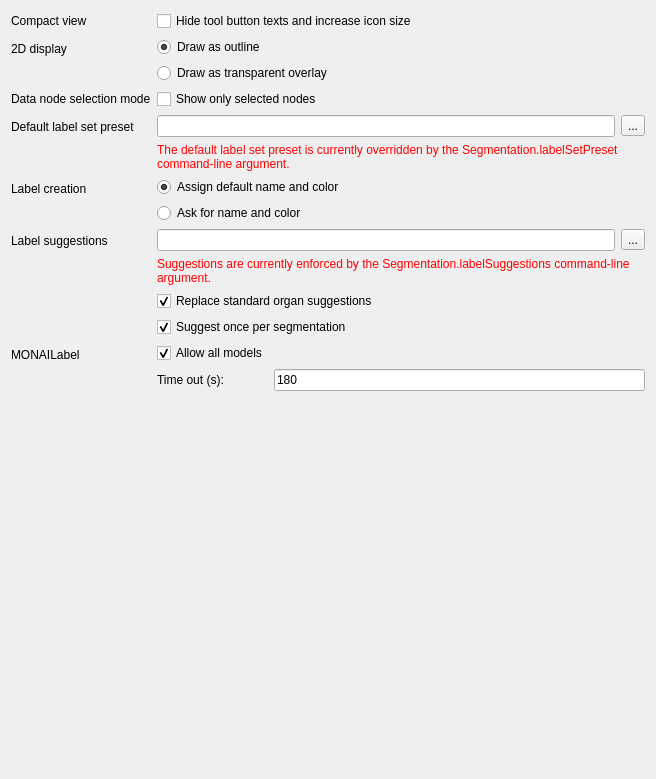
The window that Plugins/org.mitk.gui.qt.segmentation/src/QmitkSegmentationPreferencePageControls.ui (MITK/MITK) describes before a commit, drawn with Qt 5.
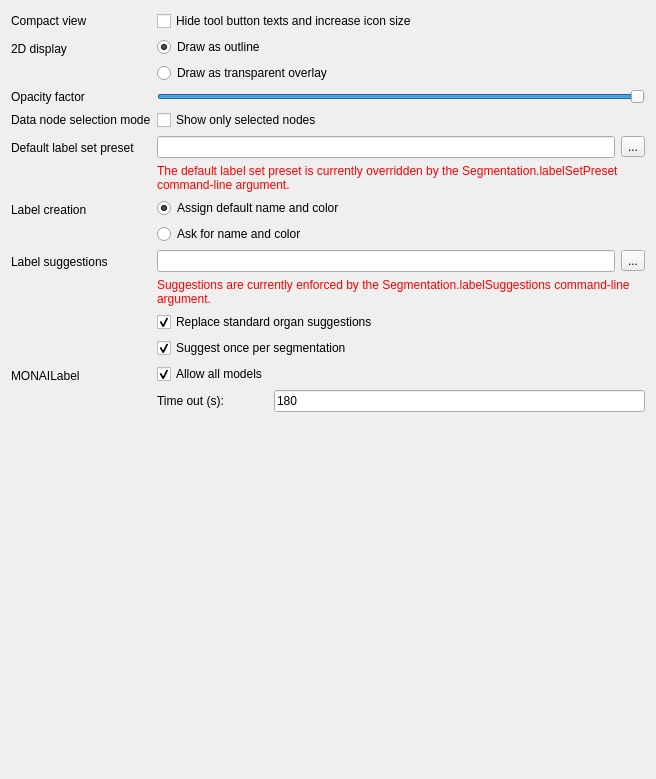
The same window after the commit.

Commit message:
Add opacity factor to Segmentation preferences
The opacity factor influences the rendering of LabelSetImages as
their opacity property values are multiplied with the factor in
the mapper when generating data for rendering.

What changed in the file:
```diff
--- a/Plugins/org.mitk.gui.qt.segmentation/src/QmitkSegmentationPreferencePageControls.ui
+++ b/Plugins/org.mitk.gui.qt.segmentation/src/QmitkSegmentationPreferencePageControls.ui
@@ -62,14 +62,14 @@
      </item>
     </layout>
    </item>
-   <item row="2" column="0">
+   <item row="3" column="0">
     <widget class="QLabel" name="selectionModeLabel">
      <property name="text">
       <string>Data node selection mode</string>
      </property>
     </widget>
    </item>
-   <item row="2" column="1">
+   <item row="3" column="1">
     <widget class="QCheckBox" name="selectionModeCheckBox">
      <property name="toolTip">
       <string>If checked the segmentation plugin ensures that only the selected segmentation and the reference image are visible at one time.</string>
@@ -79,14 +79,14 @@
      </property>
     </widget>
    </item>
-   <item row="3" column="0">
+   <item row="4" column="0">
     <widget class="QLabel" name="labelSetPresetLabel">
      <property name="text">
       <string>Default label set preset</string>
      </property>
     </widget>
    </item>
-   <item row="3" column="1">
+   <item row="4" column="1">
     <layout class="QGridLayout" name="gridLayout">
      <item row="0" column="0">
       <widget class="QLineEdit" name="labelSetPresetLineEdit">
@@ -117,14 +117,14 @@
      </item>
     </layout>
    </item>
-   <item row="4" column="0">
+   <item row="5" column="0">
     <widget class="QLabel" name="labelCreationLabel">
      <property name="text">
       <string>Label creation</string>
      </property>
     </widget>
    </item>
-   <item row="4" column="1">
+   <item row="5" column="1">
     <layout class="QVBoxLayout" name="verticalLayout">
      <item>
       <widget class="QRadioButton" name="defaultNameRadioButton">
@@ -151,14 +151,14 @@
      </item>
     </layout>
    </item>
-   <item row="5" column="0">
+   <item row="6" column="0">
     <widget class="QLabel" name="labelSuggestions">
      <property name="text">
       <string>Label suggestions</string>
      </property>
     </widget>
    </item>
-   <item row="5" column="1">
+   <item row="6" column="1">
     <layout class="QGridLayout" name="gridLayout_2">
      <item row="0" column="0">
       <widget class="QLineEdit" name="suggestionsLineEdit">
@@ -189,7 +189,7 @@
      </item>
     </layout>
    </item>
-   <item row="6" column="1">
+   <item row="7" column="1">
     <widget class="QCheckBox" name="replaceStandardSuggestionsCheckBox">
      <property name="text">
       <string>Replace standard organ suggestions</string>
@@ -199,7 +199,7 @@
      </property>
     </widget>
    </item>
-   <item row="7" column="1">
+   <item row="8" column="1">
     <widget class="QCheckBox" name="suggestOnceCheckBox">
      <property name="text">
       <string>Suggest once per segmentation</string>
@@ -209,14 +209,14 @@
      </property>
     </widget>
    </item>
-   <item row="8" column="0">
+   <item row="9" column="0">
     <widget class="QLabel" name="monaiLabel">
      <property name="text">
       <string>MONAILabel</string>
      </property>
     </widget>
    </item>
-   <item row="8" column="1">
+   <item row="9" column="1">
    <layout class="QGridLayout" name="gridLayout_3">
     <item row="0" column="0">
     <widget class="QCheckBox" name="allowAllModelsCheckBox">
@@ -253,7 +253,7 @@
    </item>
    </layout>
    </item>
-   <item row="9" column="1">
+   <item row="10" column="1">
     <spacer name="verticalSpacer">
      <property name="orientation">
       <enum>Qt::Vertical</enum>
@@ -266,6 +266,26 @@
      </property>
     </spacer>
    </item>
+   <item row="2" column="1">
+    <widget class="QSlider" name="opacityFactorSlider">
+     <property name="maximum">
+      <number>100</number>
+     </property>
+     <property name="value">
+      <number>100</number>
+     </property>
+     <property name="orientation">
+      <enum>Qt::Horizontal</enum>
+     </property>
+    </widget>
+   </item>
+   <item row="2" column="0">
+    <widget class="QLabel" name="opacityFactorLabel">
+     <property name="text">
+      <string>Opacity factor</string>
+     </property>
+    </widget>
+   </item>
   </layout>
  </widget>
  <resources/>
```
Left out of the diff: 2 changed lines with no effect on the pictures. Lines whose indentation alone changed are shown as unchanged. The commit also changes 2 other files.
